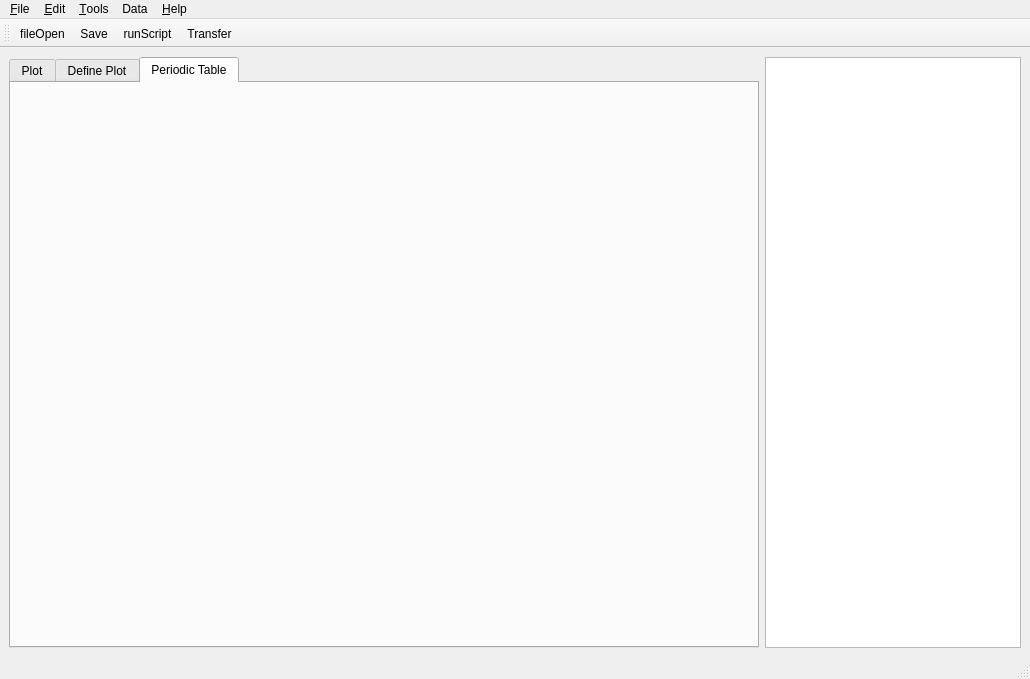
Above: pysotope/main.ui from mfitzp/toolz before the change. Below: the same form after it.
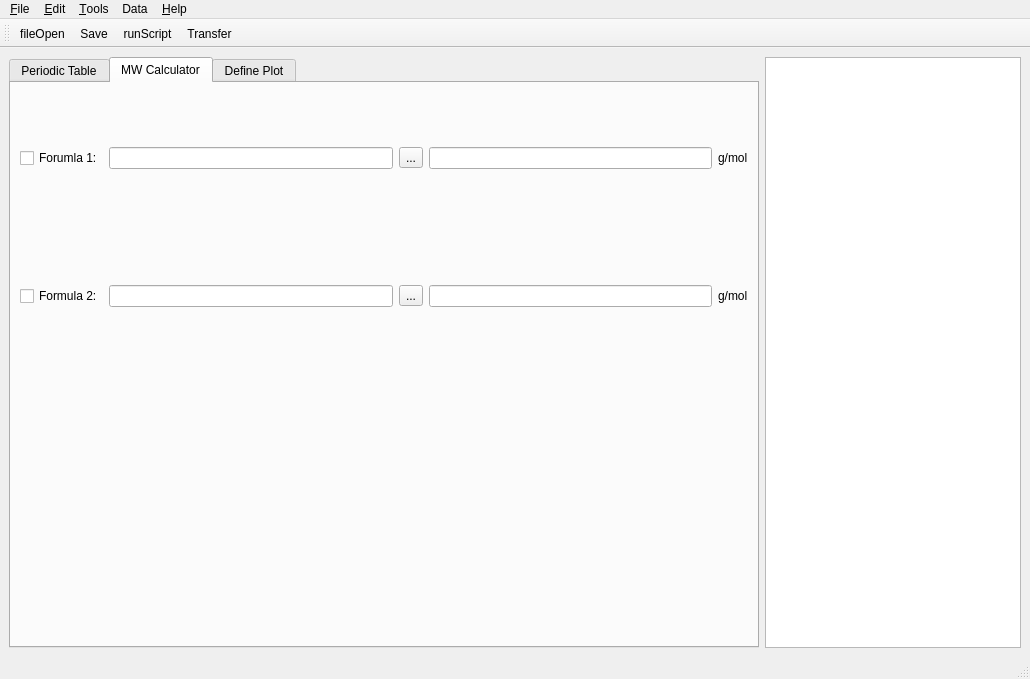
That is the form after the change. Icons and pictures are not drawn. Custom widgets are drawn as their Qt base class.

```diff
--- a/pysotope/main.ui
+++ b/pysotope/main.ui
@@ -37,15 +37,98 @@
       <item>
        <widget class="QTabWidget" name="mainTabWidget">
         <property name="currentIndex">
-         <number>2</number>
+         <number>1</number>
         </property>
-        <widget class="QWidget" name="plotTab">
+        <widget class="QWidget" name="periodTab">
          <attribute name="title">
-          <string>Plot</string>
+          <string>Periodic Table</string>
          </attribute>
-         <layout class="QHBoxLayout">
+        </widget>
+        <widget class="QWidget" name="calcTab">
+         <attribute name="title">
+          <string>MW Calculator</string>
+         </attribute>
+         <layout class="QVBoxLayout" name="verticalLayout_8">
           <item>
-           <widget class="MPL_Widget" name="plotWidget" native="true"/>
+           <layout class="QVBoxLayout" name="verticalLayout_7">
+            <item>
+             <layout class="QVBoxLayout" name="verticalLayout_3">
+              <item>
+               <layout class="QHBoxLayout" name="horizontalLayout_2">
+                <item>
+                 <widget class="QCheckBox" name="formula1_CB">
+                  <property name="text">
+                   <string>Forumla 1:</string>
+                  </property>
+                 </widget>
+                </item>
+                <item>
+                 <widget class="QLineEdit" name="formulaInput1"/>
+                </item>
+                <item>
+                 <widget class="QToolButton" name="calcFormula1_Btn">
+                  <property name="text">
+                   <string>...</string>
+                  </property>
+                 </widget>
+                </item>
+                <item>
+                 <widget class="QLineEdit" name="formula1_MW_LE">
+                  <property name="readOnly">
+                   <bool>true</bool>
+                  </property>
+                 </widget>
+                </item>
+                <item>
+                 <widget class="QLabel" name="label">
+                  <property name="text">
+                   <string>g/mol</string>
+                  </property>
+                 </widget>
+                </item>
+               </layout>
+              </item>
+              <item>
+               <layout class="QHBoxLayout" name="horizontalLayout_4">
+                <item>
+                 <widget class="QCheckBox" name="formula2_CB">
+                  <property name="text">
+                   <string>Formula 2:</string>
+                  </property>
+                 </widget>
+                </item>
+                <item>
+                 <widget class="QLineEdit" name="formulaInput2"/>
+                </item>
+                <item>
+                 <widget class="QToolButton" name="calcFormula2_Btn">
+                  <property name="text">
+                   <string>...</string>
+                  </property>
+                 </widget>
+                </item>
+                <item>
+                 <widget class="QLineEdit" name="formula2_MW_LE">
+                  <property name="readOnly">
+                   <bool>true</bool>
+                  </property>
+                 </widget>
+                </item>
+                <item>
+                 <widget class="QLabel" name="label_2">
+                  <property name="text">
+                   <string>g/mol</string>
+                  </property>
+                 </widget>
+                </item>
+               </layout>
+              </item>
+             </layout>
+            </item>
+            <item>
+             <widget class="MPL_Widget" name="plotWidget" native="true"/>
+            </item>
+           </layout>
           </item>
          </layout>
         </widget>
@@ -218,11 +301,6 @@
           </item>
          </layout>
         </widget>
-        <widget class="QWidget" name="periodTab">
-         <attribute name="title">
-          <string>Periodic Table</string>
-         </attribute>
-        </widget>
        </widget>
       </item>
       <item>
@@ -251,12 +329,6 @@
         <attribute name="verticalHeaderVisible">
          <bool>false</bool>
         </attribute>
-        <attribute name="verticalHeaderVisible">
-         <bool>false</bool>
-        </attribute>
-        <attribute name="horizontalHeaderVisible">
-         <bool>false</bool>
-        </attribute>
         <row/>
         <row/>
         <row/>
```
